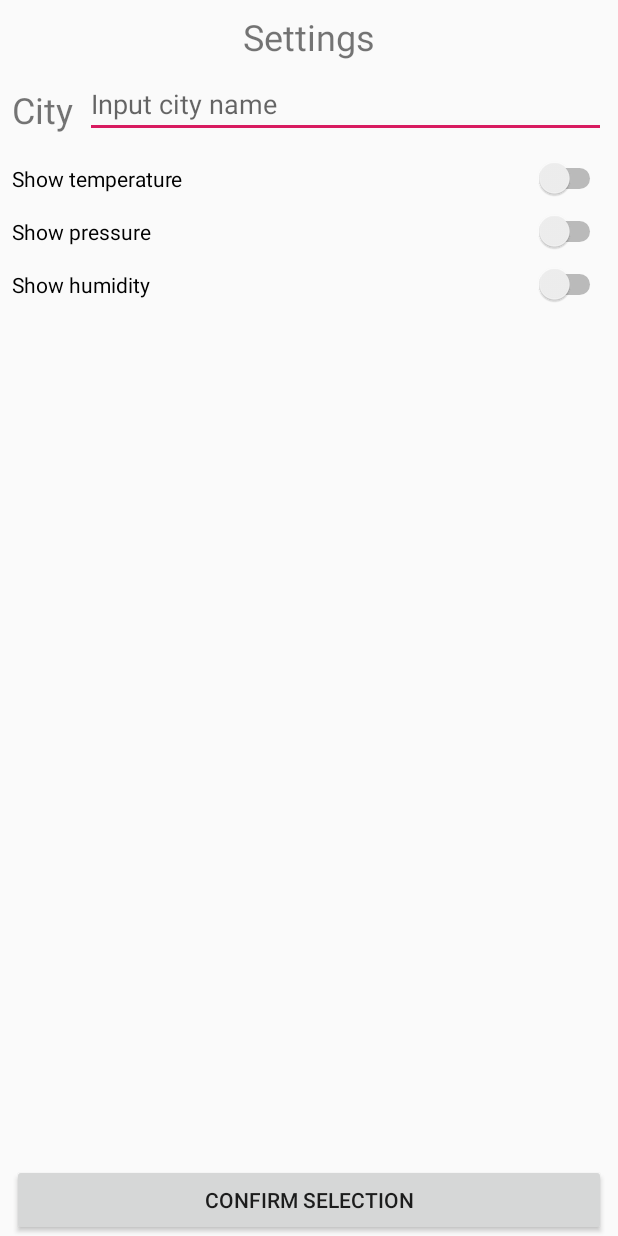
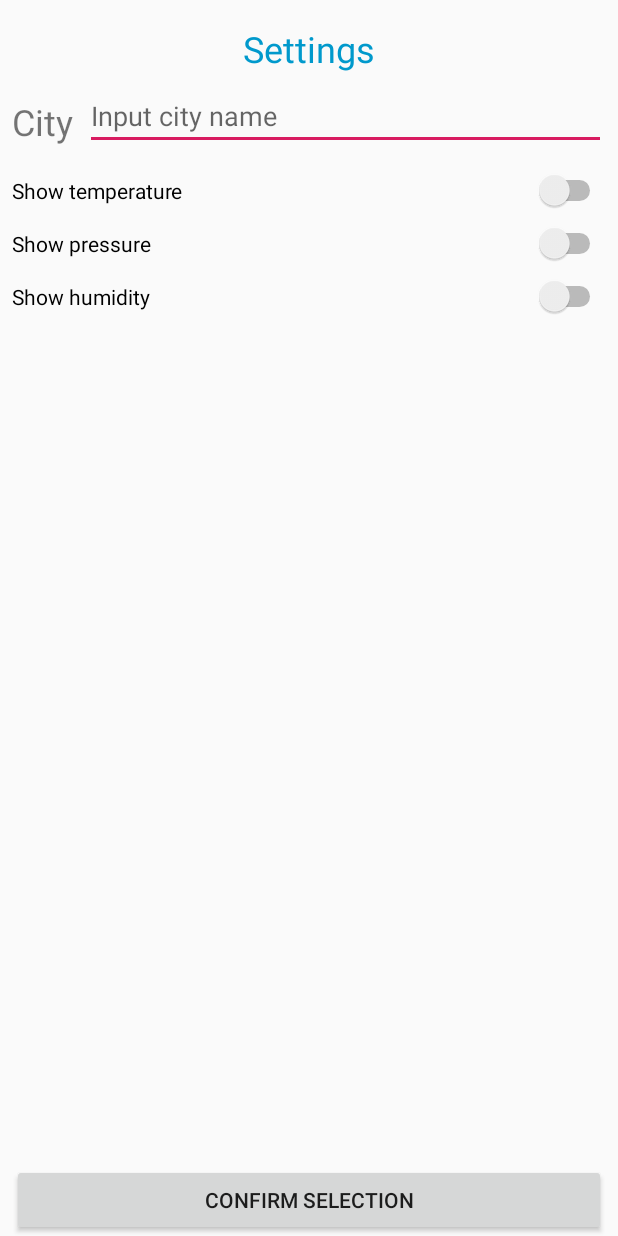
Before and after one commit to LostAztecian/WeatherApp, an Android app: the screen it shows after launch (MainActivity), on a phone screen of 412 x 824 dp. Run offline under Robolectric (Android 15) with nearby library versions, the phone set to English and light mode, and no system bars.

Commit message:
Naming, stiles and bug fixes.

```diff
--- a/app/src/main/java/ru/stoliarenkoas/weatherapp/CitySelectionFragment.java
+++ b/app/src/main/java/ru/stoliarenkoas/weatherapp/CitySelectionFragment.java
@@ -17,7 +17,9 @@ public class CitySelectionFragment extends Fragment {
     @Nullable
     @Override
     public View onCreateView(@NonNull LayoutInflater inflater, @Nullable ViewGroup container, @Nullable Bundle savedInstanceState) {
-        return inflater.inflate(R.layout.fragment_city_selection, container, false);
+        View view = inflater.inflate(R.layout.fragment_city_selection, container, false);
+        setRetainInstance(true);
+        return view;
     }
 
     @Override
--- a/app/src/main/java/ru/stoliarenkoas/weatherapp/CityWeatherFragment.java
+++ b/app/src/main/java/ru/stoliarenkoas/weatherapp/CityWeatherFragment.java
@@ -13,12 +13,15 @@ public class CityWeatherFragment extends Fragment {
     @Override
     public void onCreate(@Nullable Bundle savedInstanceState) {
         super.onCreate(savedInstanceState);
+        setRetainInstance(true);
     }
 
     @Nullable
     @Override
     public View onCreateView(@NonNull LayoutInflater inflater, @Nullable ViewGroup container, @Nullable Bundle savedInstanceState) {
-        return inflater.inflate(R.layout.fragment_city_weather, container, false);
+        View view = inflater.inflate(R.layout.fragment_city_weather, container, false);
+        setRetainInstance(true); //doesn't work
+        return view;
     }
 
     @Override
--- a/app/src/main/java/ru/stoliarenkoas/weatherapp/MainActivity.java
+++ b/app/src/main/java/ru/stoliarenkoas/weatherapp/MainActivity.java
@@ -9,12 +9,11 @@ import android.view.View;
 import android.widget.Switch;
 import android.widget.TextView;
 
-import static android.content.res.Configuration.ORIENTATION_LANDSCAPE;
-import static android.content.res.Configuration.ORIENTATION_PORTRAIT;
+public class MainActivity extends AppCompatActivity {
+    private String cityName;
+    private String currentWeather;
 
-public class MainActivity extends AppCompatActivity {
-    private String cityName = "Manhattan";
-    private String currentWeather = "raining 17C";
+    private boolean weatherVisible;
 
     private boolean showHumidity;
     private boolean showPressure;
@@ -24,7 +23,16 @@ public class MainActivity extends AppCompatActivity {
     protected void onCreate(Bundle savedInstanceState) {
         super.onCreate(savedInstanceState);
         setContentView(R.layout.activity_main);
-        if (getResources().getConfiguration().orientation == ORIENTATION_LANDSCAPE) showWeather();
+
+        weatherVisible = getWeatherFragmentVisibility();
+    }
+
+    @Override
+    protected void onStart() {
+        super.onStart();
+        getParameters();
+        updateWeather();
+        if (weatherVisible) showWeather();
     }
 
     @Override
@@ -53,7 +61,7 @@ public class MainActivity extends AppCompatActivity {
         getParameters();
         updateWeather();
 
-        if (getResources().getConfiguration().orientation == ORIENTATION_PORTRAIT) {
+        if (!weatherVisible) {
             Intent intent = new Intent(this, CityWeatherActivity.class);
             intent.putExtra("cityName", cityName);
             intent.putExtra("currentWeather", currentWeather);
@@ -63,8 +71,8 @@ public class MainActivity extends AppCompatActivity {
     }
 
     private void showWeather() {
-        ((TextView)findViewById(R.id.textView_cityName)).setText(cityName);
-        ((TextView)findViewById(R.id.textView_cityWeather)).setText(currentWeather);
+        ((TextView)findViewById(R.id.main_text_city_name)).setText(cityName);
+        ((TextView)findViewById(R.id.main_text_city_weather)).setText(currentWeather);
     }
 
     private void updateWeather() {
@@ -77,10 +85,16 @@ public class MainActivity extends AppCompatActivity {
     }
 
     private void getParameters() {
-        cityName = ((TextView)findViewById(R.id.editText_selectCity)).getText().toString();
+        cityName = ((TextView)findViewById(R.id.settings_input_city)).getText().toString();
+        if (cityName.isEmpty()) cityName = "Manhattan";
 
-        showHumidity = ((Switch)findViewById(R.id.switch_showHumidity)).isChecked();
-        showPressure = ((Switch)findViewById(R.id.switch_showPressure)).isChecked();
-        showTemperature = ((Switch)findViewById(R.id.switch_showTemperature)).isChecked();
+        showHumidity = ((Switch)findViewById(R.id.switch_show_humidity)).isChecked();
+        showPressure = ((Switch)findViewById(R.id.switch_show_pressure)).isChecked();
+        showTemperature = ((Switch)findViewById(R.id.switch_show_temperature)).isChecked();
+    }
+
+    private boolean getWeatherFragmentVisibility() {
+        final View currentWeatherFragment = findViewById(R.id.fragment_city_weather);
+        return !(currentWeatherFragment == null || currentWeatherFragment.getVisibility() != View.VISIBLE);
     }
 }
--- a/app/src/main/res/layout-land/activity_main.xml
+++ b/app/src/main/res/layout-land/activity_main.xml
@@ -1,7 +1,9 @@
 <?xml version="1.0" encoding="utf-8"?>
 <LinearLayout xmlns:android="http://schemas.android.com/apk/res/android"
+    xmlns:tools="http://schemas.android.com/tools"
     android:orientation="horizontal"
-    android:layout_width="match_parent" android:layout_height="match_parent">
+    android:layout_width="match_parent" android:layout_height="match_parent"
+    tools:context=".MainActivity">
 
     <fragment
         android:id="@+id/fragment_city_selection"
--- a/app/src/main/res/layout/fragment_city_selection.xml
+++ b/app/src/main/res/layout/fragment_city_selection.xml
@@ -7,17 +7,15 @@
     tools:context=".MainActivity">
 
     <TextView
-        android:id="@+id/textView_settings"
-        style="@style/settings_element_style"
-        android:layout_width="wrap_content"
+        android:id="@+id/settings_title"
+        style="@style/StyleTitleElement"
         android:text="@string/settings"
-        android:textSize="24sp"
         app:layout_constraintEnd_toEndOf="parent"
         app:layout_constraintStart_toStartOf="parent"
         app:layout_constraintTop_toTopOf="parent" />
 
     <TextView
-        android:id="@+id/textView_city"
+        android:id="@+id/settings_text_city"
         android:layout_width="wrap_content"
         android:layout_height="wrap_content"
         android:layout_marginStart="8dp"
@@ -26,50 +24,50 @@
         android:text="@string/city"
         android:textSize="24sp"
         app:layout_constraintStart_toStartOf="parent"
-        app:layout_constraintTop_toBottomOf="@+id/textView_settings" />
+        app:layout_constraintTop_toBottomOf="@+id/settings_title" />
 
     <EditText
-        android:id="@+id/editText_selectCity"
-        style="@style/settings_element_style"
+        android:id="@+id/settings_input_city"
+        style="@style/StyleSettingsElement"
         android:ems="10"
         android:hint="@string/selection_city"
         android:inputType="textPersonName"
-        app:layout_constraintBottom_toBottomOf="@+id/textView_city"
+        app:layout_constraintBottom_toBottomOf="@+id/settings_text_city"
         app:layout_constraintEnd_toEndOf="parent"
-        app:layout_constraintStart_toEndOf="@+id/textView_city"
-        app:layout_constraintTop_toBottomOf="@+id/textView_settings" />
+        app:layout_constraintStart_toEndOf="@+id/settings_text_city"
+        app:layout_constraintTop_toBottomOf="@+id/settings_title" />
 
     <Button
-        android:id="@+id/button_confirmSelection"
-        style="@style/settings_element_style"
-        android:text="@string/button_confirmSelection"
+        android:id="@+id/button_confirm_selection"
+        style="@style/StyleSettingsElement"
+        android:text="@string/button_confirm_selection"
         android:onClick="confirmSelection"
         app:layout_constraintBottom_toBottomOf="parent"
         app:layout_constraintEnd_toEndOf="parent"
         app:layout_constraintStart_toStartOf="parent" />
 
     <Switch
-        android:id="@+id/switch_showTemperature"
-        style="@style/settings_element_style"
+        android:id="@+id/switch_show_temperature"
+        style="@style/StyleSettingsElement"
         android:layout_marginTop="@dimen/fab_margin"
-        android:text="@string/switch_showTemperature"
+        android:text="@string/switch_show_temperature"
         app:layout_constraintEnd_toEndOf="parent"
         app:layout_constraintStart_toStartOf="parent"
-        app:layout_constraintTop_toBottomOf="@+id/textView_city" />
+        app:layout_constraintTop_toBottomOf="@+id/settings_text_city" />
 
     <Switch
-        android:id="@+id/switch_showPressure"
-        style="@style/settings_element_style"
-        android:text="@string/switch_showPressure"
+        android:id="@+id/switch_show_pressure"
+        style="@style/StyleSettingsElement"
+        android:text="@string/switch_show_pressure"
         app:layout_constraintEnd_toEndOf="parent"
         app:layout_constraintStart_toStartOf="parent"
-        app:layout_constraintTop_toBottomOf="@+id/switch_showTemperature" />
+        app:layout_constraintTop_toBottomOf="@+id/switch_show_temperature" />
 
     <Switch
-        android:id="@+id/switch_showHumidity"
-        style="@style/settings_element_style"
-        android:text="@string/switch_showHumidity"
+        android:id="@+id/switch_show_humidity"
+        style="@style/StyleSettingsElement"
+        android:text="@string/switch_show_humidity"
         app:layout_constraintEnd_toEndOf="parent"
         app:layout_constraintStart_toStartOf="parent"
-        app:layout_constraintTop_toBottomOf="@+id/switch_showPressure" />
+        app:layout_constraintTop_toBottomOf="@+id/switch_show_pressure" />
 </android.support.constraint.ConstraintLayout>
--- a/app/src/main/res/values/colors.xml
+++ b/app/src/main/res/values/colors.xml
@@ -3,4 +3,6 @@
     <color name="colorPrimary">#008577</color>
     <color name="colorPrimaryDark">#00574B</color>
     <color name="colorAccent">#D81B60</color>
+
+    <color name="colorTitle">@android:color/holo_blue_dark</color>
 </resources>
--- a/app/src/main/res/values/strings.xml
+++ b/app/src/main/res/values/strings.xml
@@ -7,9 +7,9 @@
     <string name="city">City</string>
     <string name="selection_city">Input city name</string>
 
-    <string name="button_confirmSelection">Confirm Selection</string>
-    <string name="switch_showTemperature">Show temperature</string>
-    <string name="switch_showPressure">Show pressure</string>
-    <string name="switch_showHumidity">Show humidity</string>
+    <string name="button_confirm_selection">Confirm Selection</string>
+    <string name="switch_show_temperature">Show temperature</string>
+    <string name="switch_show_pressure">Show pressure</string>
+    <string name="switch_show_humidity">Show humidity</string>
 
 </resources>
--- a/app/src/main/res/values/styles.xml
+++ b/app/src/main/res/values/styles.xml
@@ -17,14 +17,29 @@
 
     <style name="AppTheme.PopupOverlay" parent="ThemeOverlay.AppCompat.Light" />
 
-    <style name="settings_element_style">
+    <style name="StyleSettingsElement">
         <item name="android:layout_width">0dp</item>
         <item name="android:layout_height">wrap_content</item>
         <item name="android:layout_marginStart">8dp</item>
+        <item name="android:layout_marginEnd">8dp</item>
         <item name="android:layout_marginLeft">8dp</item>
+        <item name="android:layout_marginRight">8dp</item>
         <item name="android:layout_marginTop">8dp</item>
-        <item name="android:layout_marginEnd">8dp</item>
-        <item name="android:layout_marginRight">8dp</item>
+    </style>
+
+    <style name="StyleTitleElement">
+        <item name="android:layout_width">wrap_content</item>
+        <item name="android:layout_height">wrap_content</item>
+        <item name="android:layout_marginTop">16dp</item>
+        <item name="android:textColor">@color/colorTitle</item>
+        <item name="android:textSize">24sp</item>
+    </style>
+
+    <style name="StyleWeatherImage">
+        <item name="android:layout_width">72dp</item>
+        <item name="android:layout_height">72dp</item>
+        <item name="android:layout_marginStart">16dp</item>
+        <item name="android:layout_marginLeft">16dp</item>
     </style>
 
 </resources>
```
Also changed, not shown: app/src/main/java/ru/stoliarenkoas/weatherapp/CityWeatherActivity.java (+9 -2 lines), app/src/main/res/layout/fragment_city_weather.xml (+16 -25 lines), 1 other file.
